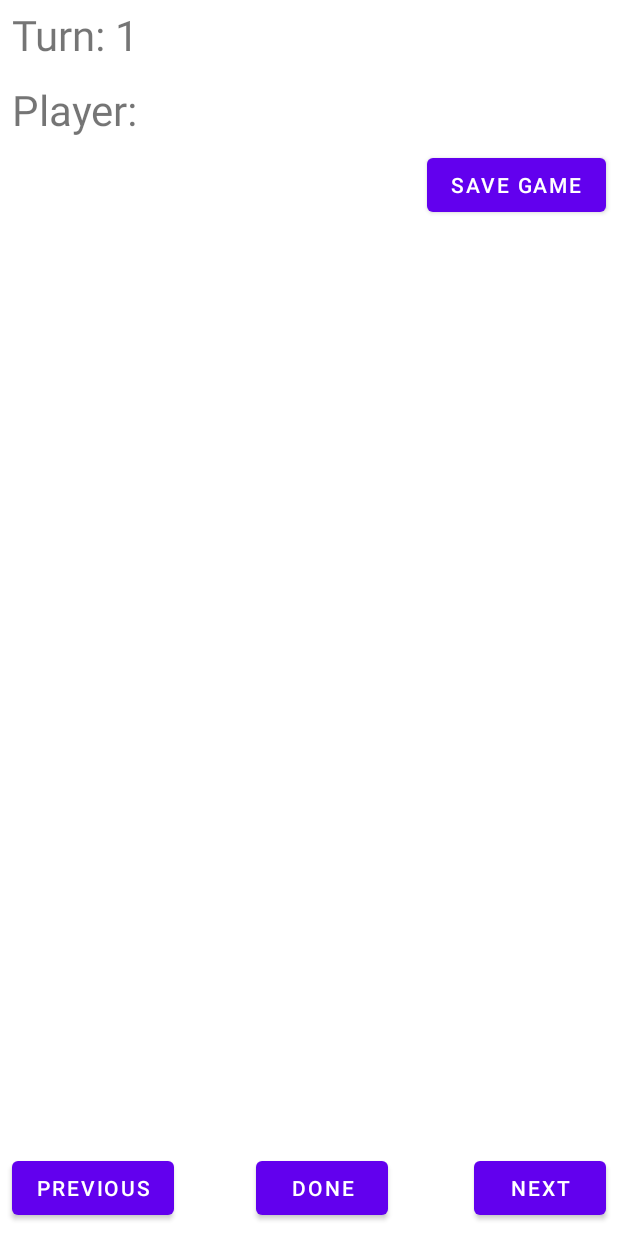
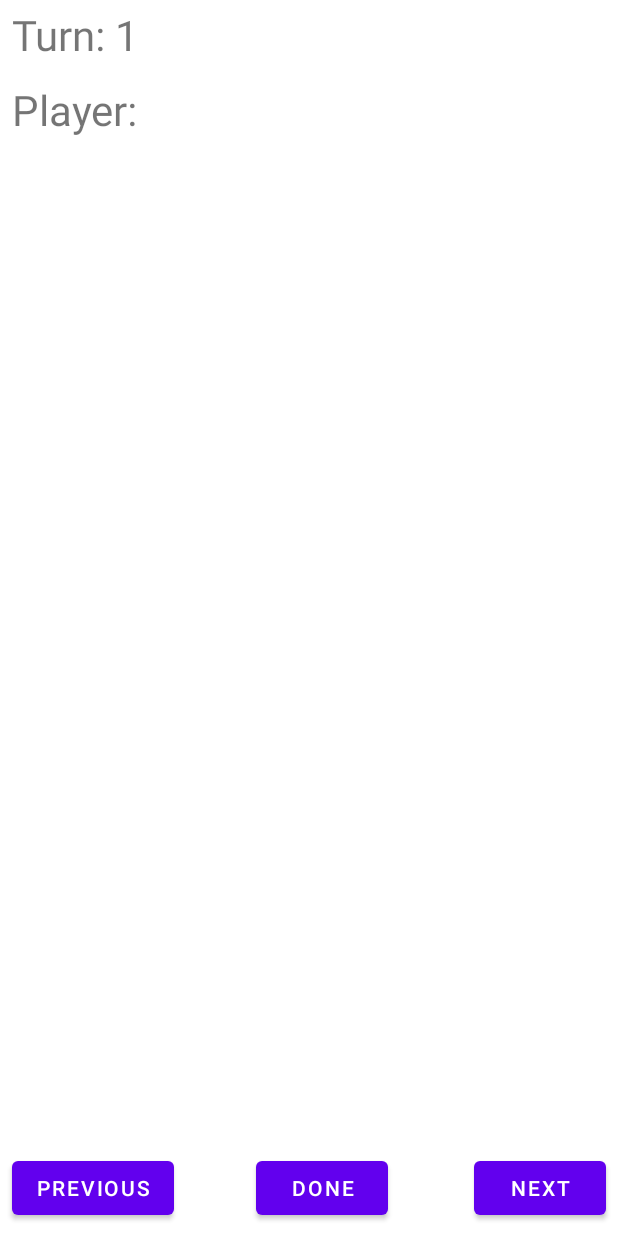
Before and after one commit to juanvera11127/PicsMix, an Android app: the OpenImages screen opened directly, with no data from a screen before it, on a phone screen of 412 x 824 dp. Run offline under Robolectric (Android 15) with nearby library versions, the phone set to English and light mode, and no system bars; 1 statement that could not run was skipped.

Commit message:
Fixed image saving

```diff
--- a/src/main/java/com/PicsMix/bunchie/game/CanvasView.kt
+++ b/src/main/java/com/PicsMix/bunchie/game/CanvasView.kt
@@ -56,7 +56,7 @@ class CanvasView(context: Context?, attrs: AttributeSet?) :
             }
 
         }
-        val file2 = File(context.getExternalFilesDir(null), GameActivity.count.toString() + ".png")
+        val file2 = File(context.getExternalFilesDir(Environment.DIRECTORY_PICTURES), GameActivity.count.toString() + ".png")
         var fos: FileOutputStream?
         fos = null
         try {
@@ -67,7 +67,7 @@ class CanvasView(context: Context?, attrs: AttributeSet?) :
             fos.flush()
             fos.close()
         } catch (e: IOException) {
-            Toast.makeText(context, "epic fail: " + e.message, Toast.LENGTH_LONG).show()
+            Toast.makeText(context, "fail: " + e.message, Toast.LENGTH_LONG).show()
             e.printStackTrace()
         } finally {
             if (fos != null) {
--- a/src/main/java/com/PicsMix/bunchie/game/First.kt
+++ b/src/main/java/com/PicsMix/bunchie/game/First.kt
@@ -5,6 +5,7 @@ import android.content.Context
 import android.content.Intent
 import android.content.pm.PackageManager
 import android.os.Bundle
+import android.os.Environment
 import android.view.View
 import android.widget.Button
 import android.widget.EditText
@@ -36,6 +37,7 @@ class First : AppCompatActivity() {
                 startAct()
             }
         }
+        applicationContext.getExternalFilesDir(Environment.DIRECTORY_PICTURES)?.deleteRecursively()
     }
 
     fun reqPermission() {
--- a/src/main/res/layout/activity_open_images.xml
+++ b/src/main/res/layout/activity_open_images.xml
@@ -70,19 +70,6 @@
         app:layout_constraintTop_toBottomOf="@+id/textView3" />
 
     <Button
-        android:id="@+id/button5"
-        android:layout_width="wrap_content"
-        android:layout_height="wrap_content"
-        android:layout_marginBottom="8dp"
-        android:layout_marginEnd="8dp"
-        android:layout_marginRight="8dp"
-        android:layout_marginTop="8dp"
-        android:text="Save Game"
-        app:layout_constraintBottom_toTopOf="@+id/imageView"
-        app:layout_constraintEnd_toEndOf="parent"
-        app:layout_constraintTop_toTopOf="parent" />
-
-    <Button
         android:id="@+id/button6"
         android:layout_width="wrap_content"
         android:layout_height="wrap_content"
```
Also changed, not shown: src/main/java/com/PicsMix/bunchie/game/OpenImages.kt (+2 -60 lines).
